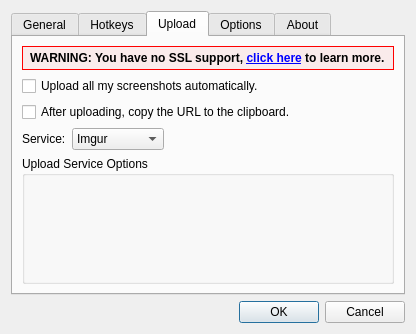
This is dialogs/optionsdialog.ui in Ogrueb/Lightscreen as Qt 5 draws it before an edit. The edited form follows.
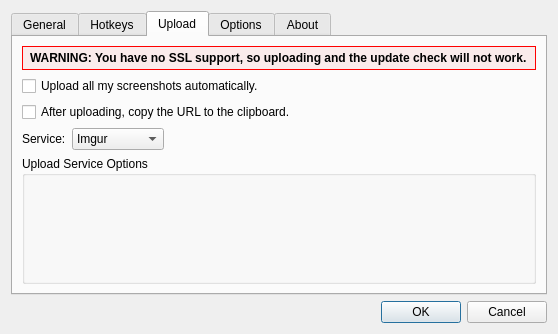
This is the edited form. The open tabs and pages were chosen to show the change. Custom widgets are drawn as their Qt base class.

Commit message: M13: update check via GitHub Releases, no more lightscreen.com.ar

What changed in the file:
```diff
--- a/dialogs/optionsdialog.ui
+++ b/dialogs/optionsdialog.ui
@@ -572,7 +572,7 @@
           <string notr="true">QLabel { padding: 4px; border: 1px solid red; background-color: rgba(248, 182, 182, 60); }</string>
          </property>
          <property name="text">
-          <string>WARNING: You have no SSL support, &lt;a href=&quot;http://lightscreen.com.ar/help#SSL&quot;&gt;click here&lt;/a&gt; to learn more.</string>
+          <string>WARNING: You have no SSL support, so uploading and the update check will not work.</string>
          </property>
         </widget>
        </item>
```
Left out of the diff: 2 changed lines with no effect on the pictures. The commit also changes 15 other files.
